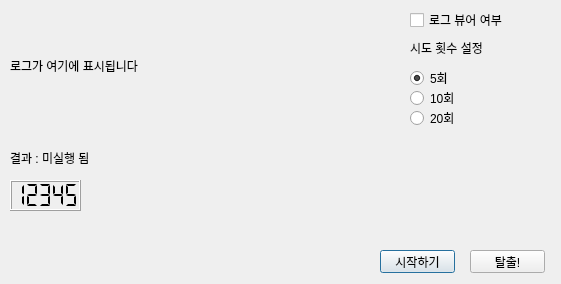
dev-manager/benchmark, file mywindow.ui: the form before one commit.
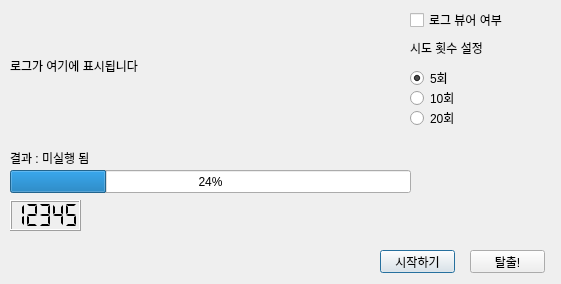
The form after the commit. Icons and pictures are not drawn.

Diff of the .ui file:
```diff
--- a/mywindow.ui
+++ b/mywindow.ui
@@ -53,7 +53,7 @@
    <property name="geometry">
     <rect>
      <x>10</x>
-     <y>180</y>
+     <y>200</y>
      <width>71</width>
      <height>31</height>
     </rect>
@@ -165,6 +165,19 @@
     <string>시도 횟수 설정</string>
    </property>
   </widget>
+  <widget class="QProgressBar" name="pro_bar">
+   <property name="geometry">
+    <rect>
+     <x>10</x>
+     <y>170</y>
+     <width>401</width>
+     <height>23</height>
+    </rect>
+   </property>
+   <property name="value">
+    <number>24</number>
+   </property>
+  </widget>
  </widget>
  <resources/>
  <connections/>
```
Left out of the diff: 8 changed lines with no effect on the pictures.
